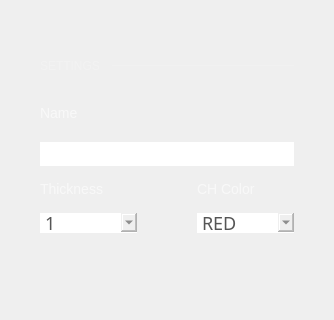
analogdevicesinc/scopy, file ui/pg_cg_settings.ui: the form before one commit; both pictures show x 0 to 334 and y 222 to 542 of the 334 by 542 pixel window.
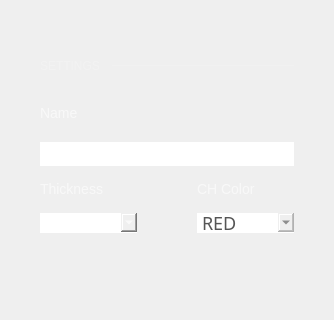
The form after the commit. Icons and pictures are not drawn.

What changed in the file:
```diff
--- a/ui/pg_cg_settings.ui
+++ b/ui/pg_cg_settings.ui
@@ -556,7 +556,7 @@
                 <item>
                  <widget class="QComboBox" name="comboBox_3">
                   <property name="enabled">
-                   <bool>false</bool>
+                   <bool>true</bool>
                   </property>
                   <item>
                    <property name="text">
```
Left out of the diff: 42 changed lines with no effect on the pictures.
